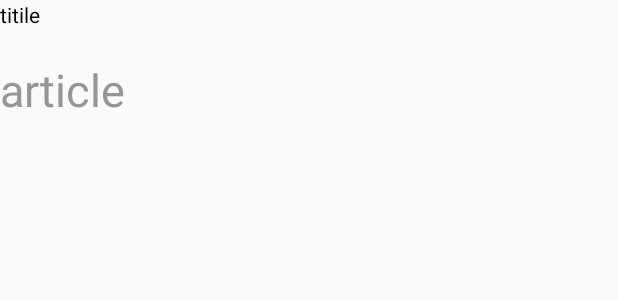
After one commit to frickD/winki, an Android app: the layout wiki_article.xml on its own in the app's theme, with its tools: preview values and no code run, on a phone screen of 412 x 824 dp. The commit adds this screen. Shown: the top 300 px of the screen. Run offline under Robolectric (Android 15) with nearby library versions, the phone set to English and light mode, and no system bars; network calls fail.

Commit message:
Some changes

```diff
--- a/app/src/main/AndroidManifest.xml
+++ b/app/src/main/AndroidManifest.xml
@@ -18,6 +18,8 @@
                 <category android:name="android.intent.category.LAUNCHER" />
             </intent-filter>
         </activity>
+        <activity android:name=".WikipediaItem"></activity>
+        <uses-permission android:name="android.permission.INTERNET" />
     </application>
 
 </manifest>
--- /dev/null
+++ b/app/src/main/res/layout/wiki_article.xml
@@ -0,0 +1,21 @@
+<?xml version="1.0" encoding="utf-8"?>
+<LinearLayout xmlns:android="http://schemas.android.com/apk/res/android"
+    android:orientation="vertical" android:layout_width="match_parent"
+    android:layout_height="match_parent">
+
+    <TextView
+        android:layout_width="wrap_content"
+        android:layout_height="wrap_content"
+        android:text="titile"
+        style="@style/texttest"
+        android:id="@+id/titlearticle"/>
+
+    <TextView
+        android:layout_marginTop="30px"
+        style="@style/article"
+        android:text="article"
+        android:layout_width="wrap_content"
+        android:layout_height="wrap_content"
+        android:id="@+id/article"/>
+
+</LinearLayout>
--- a/app/src/main/res/values/styles.xml
+++ b/app/src/main/res/values/styles.xml
@@ -22,4 +22,13 @@
         <item name="android:textSize">20dp</item>
     </style>
 
+    <style name="texttest">
+        <item name="android:textColor">#000000</item>
+    </style>
+
+    <style name="article">
+        <item name="android:textColor">#969696</item>
+        <item name="android:textSize">30dp</item>
+    </style>
+
 </resources>
```
Also changed, not shown: app/src/main/java/hochschule/winki/Main_Activity.java (+17 -0 lines), app/src/main/java/hochschule/winki/Subjects.java (+8 -0 lines), app/src/main/java/hochschule/winki/WikipediaItem.java (+103 -2 lines).
